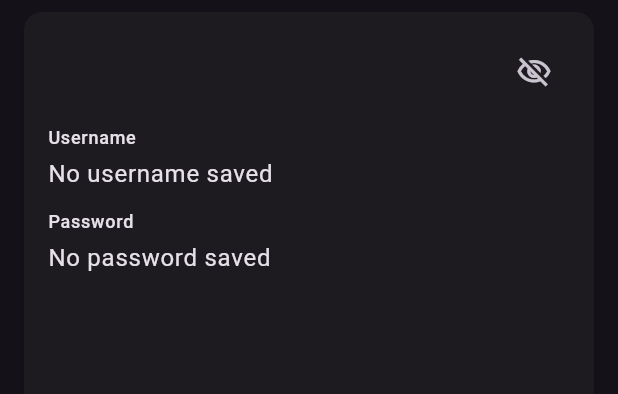
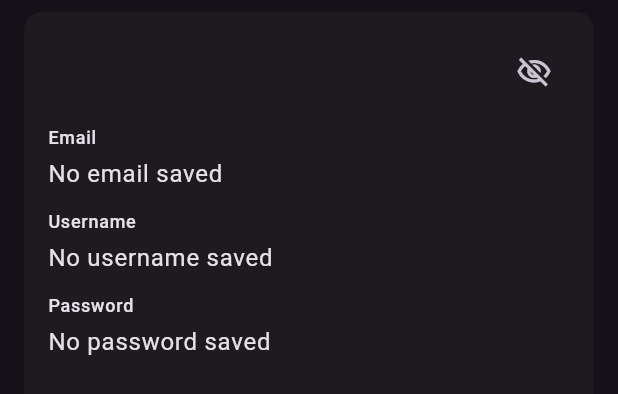
Before and after one commit to Vaibhavraj8225/android_password_manager, a Flutter app: the PasswordCard widget shown alone on an empty page, opened directly with empty values, on a phone screen of 412 x 824 dp. Shown: the top 394 px of the screen. Run offline on Flutter 3.47's test engine with Material 3 defaults, Android fonts, the phone set to English and light mode, and no system bars; our stand-ins replace flutter_secure_storage, shared_preferences; missing offline and left inert: cryptography; accounts and stored records are empty.

Commit message:
Add files via upload

```diff
--- a/lib/presentation/widgets/password_card.dart
+++ b/lib/presentation/widgets/password_card.dart
@@ -15,6 +15,7 @@ class _PasswordCardState extends State<PasswordCard> {
   @override
   Widget build(BuildContext context) {
     final appName = widget.entry['app']?.toString() ?? '';
+    final email = widget.entry['email']?.toString() ?? '';
     final username = widget.entry['username']?.toString() ?? '';
     final password = widget.entry['password']?.toString() ?? '';
 
@@ -50,6 +51,16 @@ class _PasswordCardState extends State<PasswordCard> {
             ),
             const SizedBox(height: 12),
             Text(
+              'Email',
+              style: Theme.of(context).textTheme.labelMedium,
+            ),
+            const SizedBox(height: 4),
+            SelectableText(
+              email.isEmpty ? 'No email saved' : email,
+              style: Theme.of(context).textTheme.bodyLarge,
+            ),
+            const SizedBox(height: 12),
+            Text(
               'Username',
               style: Theme.of(context).textTheme.labelMedium,
             ),
```
